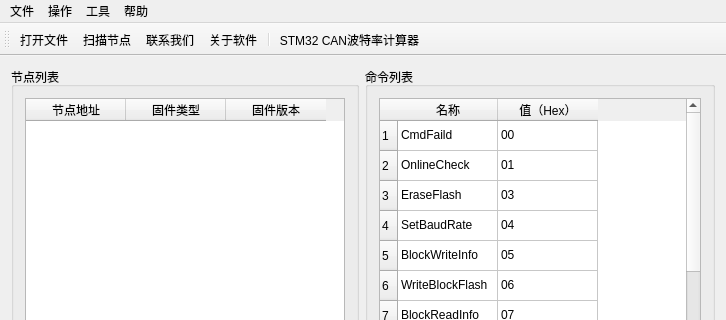
This is source/mainwindow_ch.ui in pengnianchun/S12-BT-QT as Qt 5 draws it before an edit; both pictures show x 0 to 726 and y 0 to 320 of the 726 by 486 pixel window. The edited form follows.
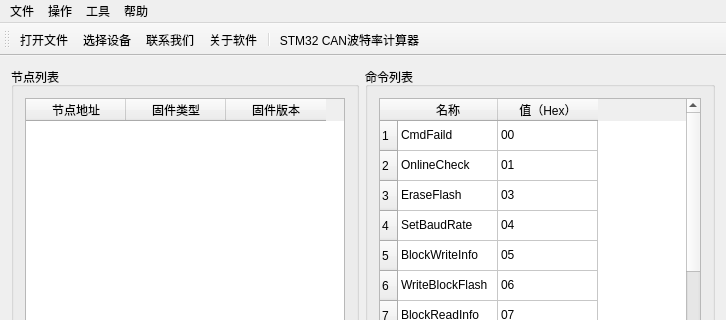
This is the edited form. Icons and pictures are not drawn.

Patch:
```diff
--- a/source/mainwindow_ch.ui
+++ b/source/mainwindow_ch.ui
@@ -681,7 +681,7 @@
      <normaloff>:/images/gif_48_086.gif</normaloff>:/images/gif_48_086.gif</iconset>
    </property>
    <property name="text">
-    <string>扫描节点</string>
+    <string>选择设备</string>
    </property>
   </action>
   <action name="contactUsAction">
```
